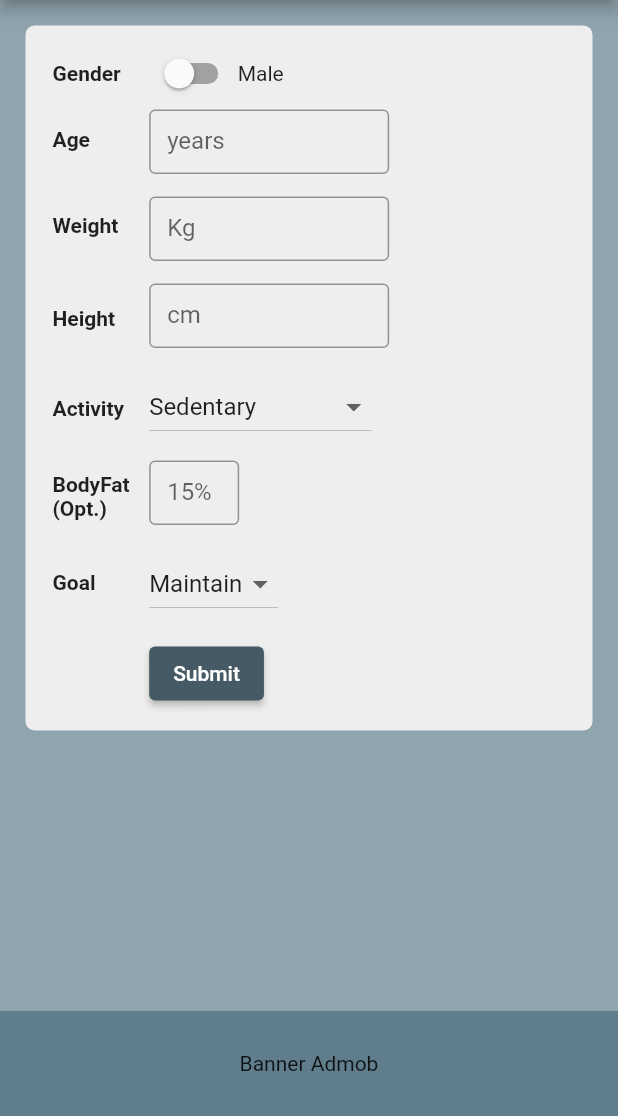
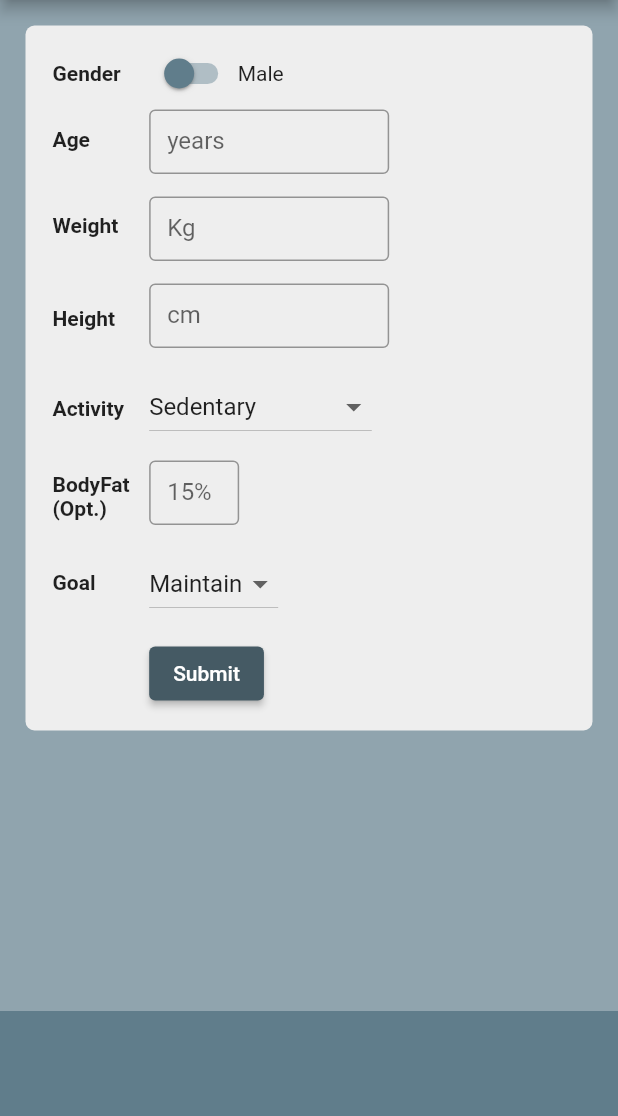
Before and after one commit to grcjariten/kilokallo, a Flutter app: the screen it shows after launch, on a phone screen of 412 x 824 dp, the part 120-1236 px from its top. Run offline on Flutter 3.47's test engine with Material 2 defaults, Android fonts, the phone set to English and light mode, and no system bars.

Commit message:
Ho finito la parte principale
Da inserire:
-Admob
-Eventuali formule aggiuntive

```diff
--- a/lib/main.dart
+++ b/lib/main.dart
@@ -27,6 +27,8 @@ class MainPage extends StatefulWidget {
 }
 
 class _MainPageState extends State<MainPage> {
+
+
   String? selectedActivity = "Sedentary";
   String? selectedGoal = "Maintain";
   String? selectedHeight = "5ft 1in";
@@ -37,6 +39,7 @@ class _MainPageState extends State<MainPage> {
   double weightValue = 70;
   double heightValue = 170;
   double bodyfatValue = 0;
+  double idealWeight = 0;
 
   double bmr = 0;
   double tdee = 0;
@@ -97,6 +100,8 @@ class _MainPageState extends State<MainPage> {
 
   @override
   Widget build(BuildContext context) {
+    var size = MediaQuery.of(context).size;
+
     return Scaffold(
       resizeToAvoidBottomInset: true,
       backgroundColor: Colors.blueGrey[300],
@@ -112,10 +117,11 @@ class _MainPageState extends State<MainPage> {
               children: [
                 const Text("Metric/Imperial"),
                 Switch(
+                    activeColor: Colors.white,
                     value: imperial,
                     onChanged: (value) {
                       setState(() {
-                        value == false ? imperial = false : imperial = true;
+                        imperial = value;
                         print(imperial);
                       });
                     })
@@ -133,8 +139,8 @@ class _MainPageState extends State<MainPage> {
                 borderRadius: const BorderRadius.all(Radius.circular(6))),
 
             height:
-                470, //TODO: Mettere altezza e larghezza in relazione allo schermo
-            width: 400,
+                470,
+            width: size.width,
             child: Padding(
               padding: const EdgeInsets.fromLTRB(18, 8, 0, 5),
               child: Form(
@@ -161,12 +167,14 @@ class _MainPageState extends State<MainPage> {
                           Row(
                             children: [
                               Switch(
+                                activeColor: Colors.blueGrey[700],
+                                inactiveThumbColor: Colors.blueGrey,
+                                inactiveTrackColor: Colors.blueGrey[200],
                                 value: female,
                                 onChanged: (value) {
                                   setState(() {
-                                    value == false
-                                        ? female = false
-                                        : female = true;
+                                    female = value;
+                                    print(female);
                                   });
                                 },
                               ),
@@ -201,7 +209,7 @@ class _MainPageState extends State<MainPage> {
       bottomNavigationBar: Container(
         height: 70,
         color: Colors.blueGrey,
-        child: const Center(child: Text("Banner Admob")),
+        child: const Center(child: Text("")),
       ),
     );
   }
@@ -278,10 +286,11 @@ class _MainPageState extends State<MainPage> {
   }
 
   ElevatedButton submitButton(GlobalKey<FormState> key) {
-    double genderIndex = female == true ? 655 : 66;
-    double weightIndex = female == true ? 9.6 : 13.7;
-    double heightIndex = female == true ? 1.8 : 5;
-    double ageIndex = female == true ? 4.7 : 6.8;
+    double genderIndex = female == true ? 655.0955 : 66.4730;
+    double weightIndex = female == true ? 9.5634 : 13.7516;
+    double heightIndex = female == true ? 1.8496 : 5.0033;
+    double ageIndex = female == true ? 4.6756 : 6.7550;
+    double idealWeight = female == true ? heightValue - 100 - (heightValue - 150) / 2 : heightValue - 100 - (heightValue - 150) / 4;
 
     double activityIndex() {
       switch (selectedActivity) {
@@ -326,18 +335,21 @@ class _MainPageState extends State<MainPage> {
               tdee = bmr * activityIndex();
               finalTdee = goalTdee(tdee);
               bmi = weightValue / ((heightValue/100)*(heightValue/100));
+
+
               print("BMR is $bmr");
               print("TDEE is $tdee");
               print("goal TDEE is $finalTdee");
               print("your BMI is $bmi");
-              bodyfatValue = 0;
+              print("your Ideal Weight is $idealWeight");
+              Navigator.push(context,
+                  MaterialPageRoute(builder: (context) =>
+                      OutputPage(finalTdee: finalTdee, tdee: tdee, bmi: bmi, bmr: bmr, idealWeight: idealWeight)
+                  )
+              );
 
             }
-            Navigator.push(context,
-              MaterialPageRoute(builder: (context) =>
-              OutputPage(finalTdee: finalTdee, tdee: tdee, bmi: bmi, bmr: bmr,)
-              )
-            );
+
           },
           child: const Text("Submit"));
 
--- a/pubspec.yaml
+++ b/pubspec.yaml
@@ -36,6 +36,7 @@ dependencies:
   cupertino_icons: ^1.0.2
 
 dev_dependencies:
+  flutter_launcher_icons: "^0.9.2"
   flutter_test:
     sdk: flutter
 
```
Also changed, not shown: lib/about.dart (added, +70 -0 lines), lib/output.dart (+54 -17 lines), pubspec.lock.
